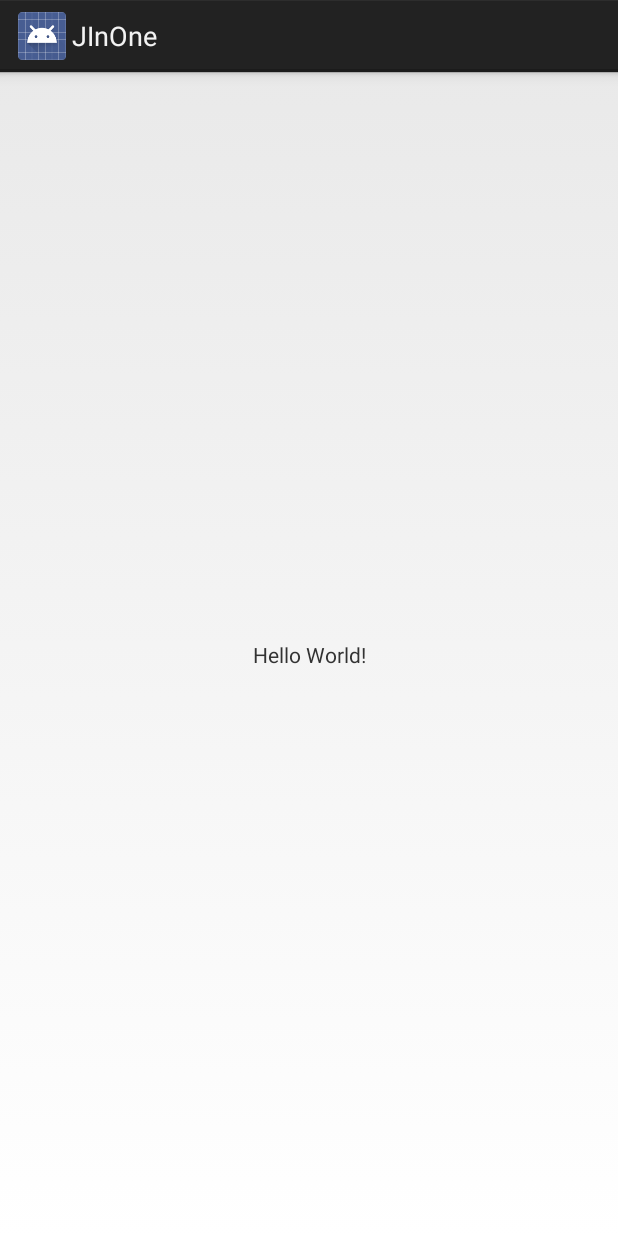
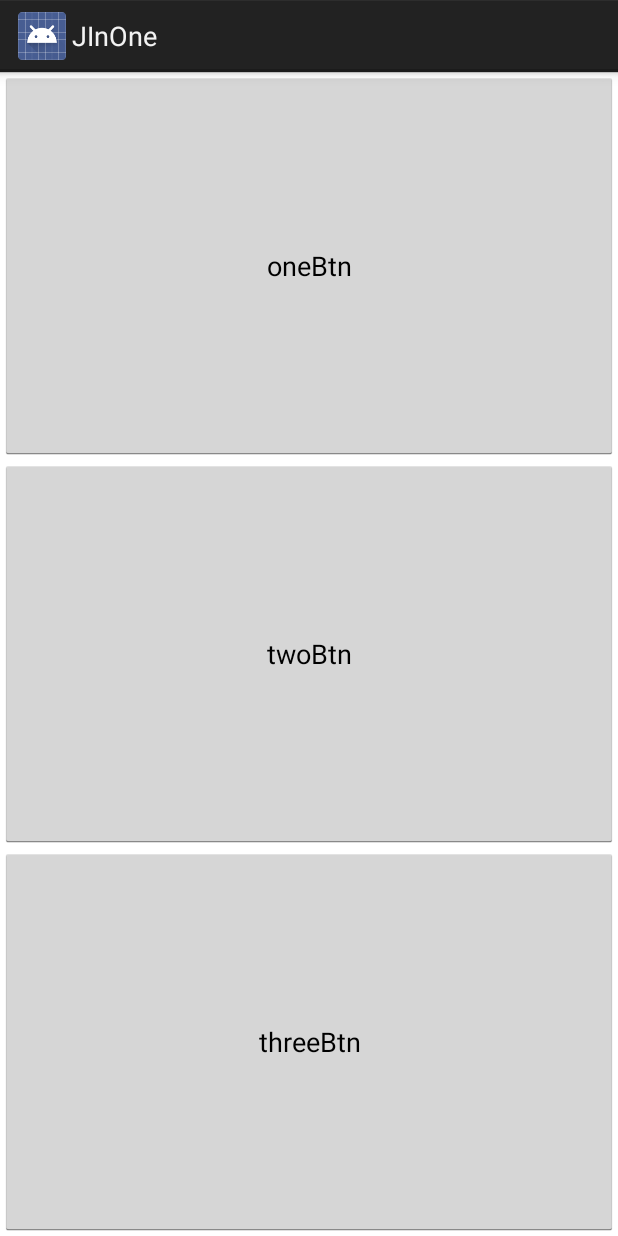
Before and after one commit to qq545057627/JInOne, an Android app: the screen it shows after launch (MainVu before the commit, MainActivity after it), on a phone screen of 412 x 824 dp. Run offline under Robolectric (Android 15) with nearby library versions, the phone set to English and light mode, and no system bars; our stand-ins replace ButterKnife.

Commit message:
完成基础框架，重写切换动画
实现Vu动画自定义

```diff
--- a/JInOne/app/build.gradle
+++ b/JInOne/app/build.gradle
@@ -25,5 +25,9 @@ dependencies {
         exclude group: 'com.android.support', module: 'support-annotations'
     })
     compile 'com.android.support.constraint:constraint-layout:1.0.2'
+    compile 'com.jakewharton:butterknife:7.0.1'
+    compile 'org.greenrobot:eventbus:3.0.0'
     testCompile 'junit:junit:4.12'
+    compile project(path: ':jinonelib')
+    compile project(path: ':jinonelib')
 }
--- a/JInOne/app/src/main/AndroidManifest.xml
+++ b/JInOne/app/src/main/AndroidManifest.xml
@@ -1,6 +1,6 @@
 <?xml version="1.0" encoding="utf-8"?>
 <manifest xmlns:android="http://schemas.android.com/apk/res/android"
-    package="com.w.jinone">
+    package="com.w.demo">
 
     <application
         android:allowBackup="true"
@@ -9,7 +9,7 @@
         android:roundIcon="@mipmap/ic_launcher_round"
         android:supportsRtl="true"
         android:theme="@style/AppTheme">
-        <activity android:name=".MainVu">
+        <activity android:name="com.w.demo.MainActivity">
             <intent-filter>
                 <action android:name="android.intent.action.MAIN" />
 
--- /dev/null
+++ b/JInOne/app/src/main/java/com/w/demo/MainActivity.java
@@ -0,0 +1,53 @@
+package com.w.demo;
+
+import android.view.KeyEvent;
+
+import com.w.demo.vu.MainVu;
+import com.w.jinone.base.BasePresenterActivity;
+import com.w.jinone.base.VuManager;
+
+/**
+ * Created by yutao on 2017/7/22.
+ */
+
+public class MainActivity extends BasePresenterActivity<MainVu> {
+
+
+    @Override
+    protected Class<MainVu> getVuClass() {
+        return MainVu.class;
+    }
+
+    protected void onBindVu() {
+
+    }
+
+
+    protected void afterResume() {
+        vu.onResume();
+    }
+
+    @Override
+    protected void onPause() {
+        super.onPause();
+        vu.onPause();
+    }
+
+    @Override
+    protected void onResume() {
+        super.onResume();
+    }
+
+    protected void onDestroyVu() {
+        vu.onDestroy();
+    }
+
+    @Override
+    public boolean onKeyUp(int keyCode, KeyEvent event) {
+        if (keyCode == KeyEvent.KEYCODE_BACK) {
+            return VuManager.getInstance().backClick();
+        }
+        return super.onKeyUp(keyCode, event);
+    }
+
+}
--- /dev/null
+++ b/JInOne/app/src/main/java/com/w/demo/vu/MainVu.java
@@ -0,0 +1,52 @@
+package com.w.demo.vu;
+
+import android.view.LayoutInflater;
+import android.view.ViewGroup;
+import android.widget.RelativeLayout;
+
+import com.w.demo.R;
+import com.w.jinone.base.BaseVu;
+import com.w.jinone.base.VuManager;
+
+import butterknife.Bind;
+import butterknife.ButterKnife;
+import butterknife.OnClick;
+
+public class MainVu extends BaseVu {
+
+    @Bind(R.id.viewContainer)
+    public RelativeLayout viewContainer;
+    @Bind(R.id.mainBody)
+    public RelativeLayout mainBody;
+    @Override
+    public void init(LayoutInflater inflater, ViewGroup container) {
+        view = inflater.inflate(R.layout.main_vu, container, false);
+        ButterKnife.bind(this, view);
+        context = view.getContext();
+        //初始化视图管理器
+        VuManager.getInstance().initContainerView(viewContainer);
+        VuManager.getInstance().setMainBody(mainBody);
+
+    }
+
+    @OnClick(R.id.oneBtn)
+    public void oneBtnClick(){
+        OneVu oneVu=new OneVu();
+        oneVu.init(context);
+        VuManager.getInstance().pushVu(oneVu);
+    }
+
+    @OnClick(R.id.twoBtn)
+    public void twoBtnClick(){
+        TwoVu twoVu=new TwoVu();
+        twoVu.init(context);
+        VuManager.getInstance().pushVu(twoVu);
+    }
+
+    @OnClick(R.id.threeBtn)
+    public void threeBtnClick(){
+        ThreeVu threeVu=new ThreeVu();
+        threeVu.init(context);
+        VuManager.getInstance().pushVu(threeVu);
+    }
+}
--- a/JInOne/app/src/main/java/com/w/jinone/MainVu.java
+++ /dev/null
@@ -1,13 +0,0 @@
-package com.w.jinone;
-
-import android.app.Activity;
-import android.os.Bundle;
-
-public class MainVu extends Activity {
-
-    @Override
-    protected void onCreate(Bundle savedInstanceState) {
-        super.onCreate(savedInstanceState);
-        setContentView(R.layout.main_vu);
-    }
-}
--- a/JInOne/app/src/main/res/layout/main_vu.xml
+++ b/JInOne/app/src/main/res/layout/main_vu.xml
@@ -1,18 +1,53 @@
 <?xml version="1.0" encoding="utf-8"?>
-<android.support.constraint.ConstraintLayout xmlns:android="http://schemas.android.com/apk/res/android"
-    xmlns:app="http://schemas.android.com/apk/res-auto"
-    xmlns:tools="http://schemas.android.com/tools"
+<FrameLayout xmlns:android="http://schemas.android.com/apk/res/android"
+    android:id="@+id/main_layout"
     android:layout_width="match_parent"
     android:layout_height="match_parent"
-    tools:context="com.w.jinone.MainVu">
+    android:orientation="vertical"
+    >
+    <RelativeLayout
+        android:id="@+id/mainBody"
+        android:layout_width="match_parent"
+        android:layout_height="match_parent"
+        android:orientation="vertical"
+        android:background="#ffffff"
+        >
+        <LinearLayout
+            android:layout_width="match_parent"
+            android:layout_height="match_parent"
+            android:orientation="vertical"
+            >
+            <Button
+                android:id="@+id/oneBtn"
+                android:layout_width="match_parent"
+                android:layout_height="wrap_content"
+                android:text="oneBtn"
+                android:layout_weight="1"
+                />
+            <Button
+                android:id="@+id/twoBtn"
+                android:layout_width="match_parent"
+                android:layout_height="wrap_content"
+                android:text="twoBtn"
+                android:layout_weight="1"
+                />
+            <Button
+                android:id="@+id/threeBtn"
+                android:layout_width="match_parent"
+                android:layout_height="wrap_content"
+                android:text="threeBtn"
+                android:layout_weight="1"
+                />
+        </LinearLayout>
 
-    <TextView
-        android:layout_width="wrap_content"
-        android:layout_height="wrap_content"
-        android:text="Hello World!"
-        app:layout_constraintBottom_toBottomOf="parent"
-        app:layout_constraintLeft_toLeftOf="parent"
-        app:layout_constraintRight_toRightOf="parent"
-        app:layout_constraintTop_toTopOf="parent" />
+    </RelativeLayout>
+    //界面容器
+    <RelativeLayout
+        android:id="@+id/viewContainer"
+        android:layout_width="match_parent"
+        android:layout_height="match_parent"
+        >
+    </RelativeLayout>
 
-</android.support.constraint.ConstraintLayout>
+
+</FrameLayout>
--- a/JInOne/jinonelib/src/main/java/com/w/jinone/net/NetManager.java
+++ b/JInOne/jinonelib/src/main/java/com/w/jinone/net/NetManager.java
@@ -12,7 +12,6 @@ import com.android.volley.toolbox.JsonRequest;
 import com.android.volley.toolbox.StringRequest;
 import com.android.volley.toolbox.Volley;
 import com.google.gson.Gson;
-import com.google.gson.reflect.TypeToken;
 import com.w.jinone.base.CallBackObject;
 
 import org.json.JSONObject;
```
Also changed, not shown: JInOne/app/src/main/java/com/w/demo/vu/OneVu.java (added, +41 -0 lines), JInOne/app/src/main/java/com/w/demo/vu/ThreeVu.java (added, +39 -0 lines), JInOne/app/src/main/java/com/w/demo/vu/TwoVu.java (added, +37 -0 lines), JInOne/app/src/main/res/layout/one_vu.xml (added, +26 -0 lines), JInOne/app/src/main/res/layout/three_vu.xml (added, +26 -0 lines), JInOne/app/src/main/res/layout/two_vu.xml (added, +26 -0 lines), JInOne/jinonelib/src/main/java/com/w/jinone/base/VuManager.java (+38 -4 lines), 8 other files.
